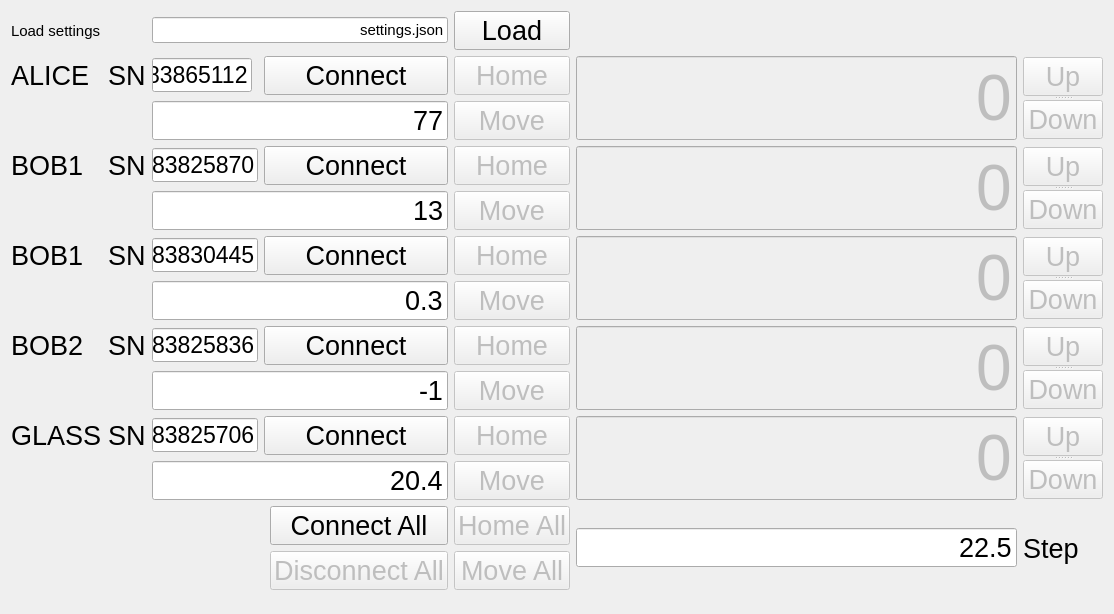
First picture: the form in AllRotator.ui, repository qLuxor/pylabtools, before the edit.
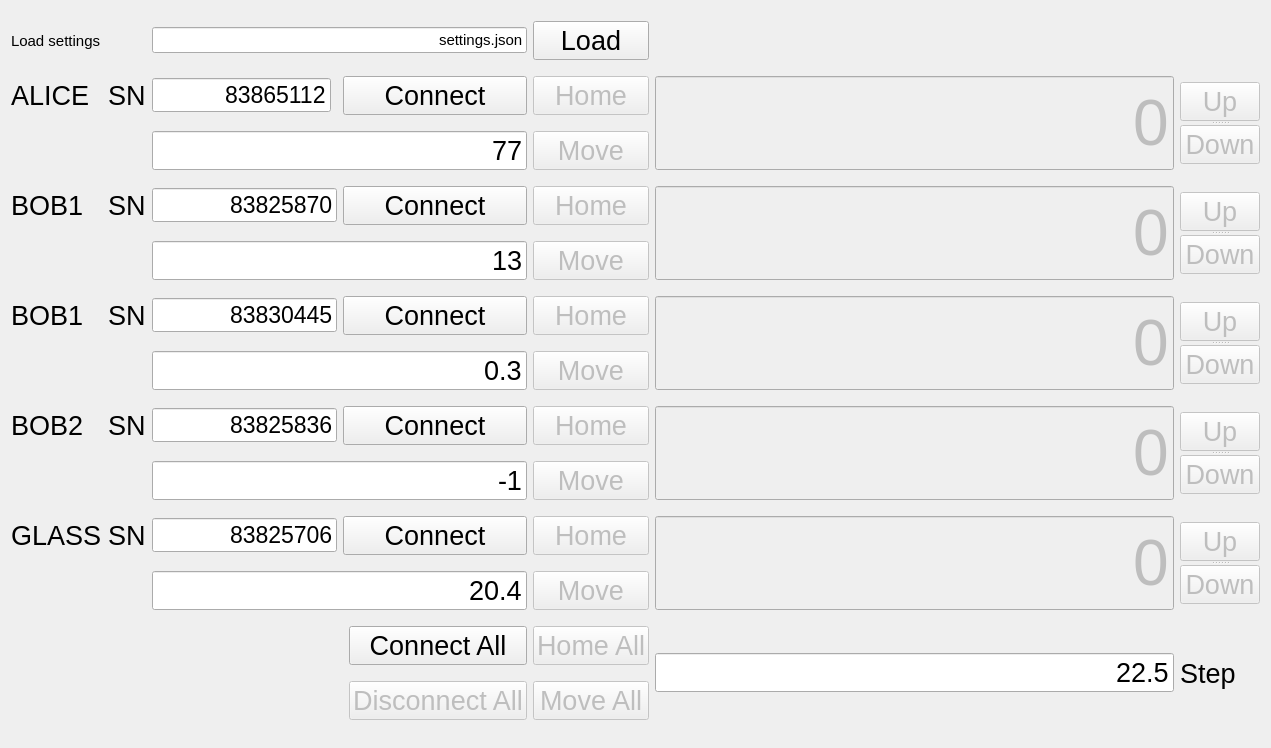
Second picture: the form after the edit.

Commit message: Various fixes after testing, added load via command line

Diff of the .ui file:
```diff
--- a/AllRotator.ui
+++ b/AllRotator.ui
@@ -6,8 +6,8 @@
    <rect>
     <x>0</x>
     <y>0</y>
-    <width>1114</width>
-    <height>614</height>
+    <width>1271</width>
+    <height>748</height>
    </rect>
   </property>
   <property name="windowTitle">
```
Left out of the diff: 2 changed lines with no effect on the pictures. The commit also changes 1 other file.
